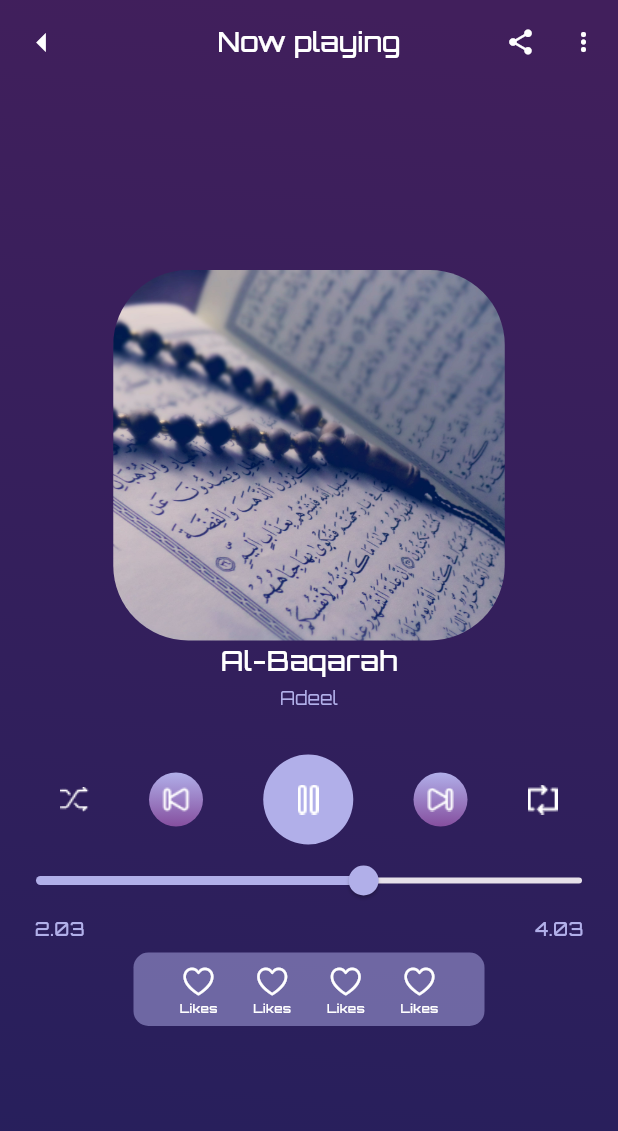
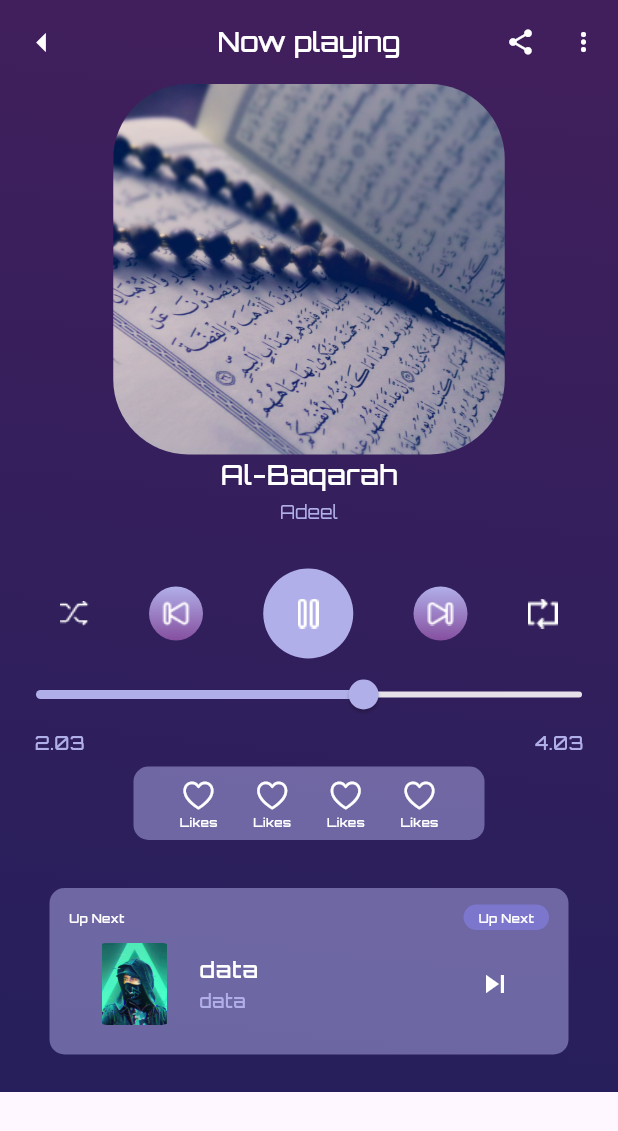
Before and after one commit to salahswidan/audio_player_app, a Flutter app: the PlayMusicScreen screen opened by its route, on a phone screen of 412 x 824 dp. Shown: the top 1131 px of the screen. Run offline on Flutter 3.47's test engine with Material 3 defaults, Android fonts, the phone set to English and light mode, and no system bars.

Commit message:
finish app design

```diff
--- a/lib/features/play_soura/screens/play_soura_screen.dart
+++ b/lib/features/play_soura/screens/play_soura_screen.dart
@@ -1,11 +1,12 @@
 import 'package:audio_player_app/features/play_soura/widgets/custom_app_bar_play_soura_screen.dart';
 import 'package:audio_player_app/features/play_soura/widgets/custom_botton_controller_play_soura.dart';
-import 'package:audio_player_app/models/soura_model.dart';
-import 'package:flutter/cupertino.dart';
+
 import 'package:flutter/material.dart';
 
 import '../../../core/resourses/color_managers.dart';
 import '../widgets/custom_soura_details_play_screen.dart';
+import '../widgets/custom_timing_widget.dart';
+import '../widgets/custom_tools_2_play_soura.dart';
 import '../widgets/custom_tools_play_soura.dart';
 
 class PlayMusicScreen extends StatelessWidget {
@@ -20,7 +21,8 @@ class PlayMusicScreen extends StatelessWidget {
         extendBodyBehindAppBar:
             true, // to make the background color cover the app bar
         appBar: CustomAppBarPlaySouraScreen(),
-        body: Container(
+        body: SingleChildScrollView(
+          child: Container(
             decoration: BoxDecoration(
                 gradient: LinearGradient(
                     begin: Alignment(0.20, -0.98),
@@ -35,9 +37,7 @@ class PlayMusicScreen extends StatelessWidget {
                 child: Column(
                   crossAxisAlignment: CrossAxisAlignment.center,
                   children: [
-                  SizedBox(
-                    height: 124,
-                  ),
+                    Spacer(),
                     CustomSouraDetailsPlayScreen(),
                     SizedBox(
                       height: 29,
@@ -48,28 +48,12 @@ class PlayMusicScreen extends StatelessWidget {
                     ),
                     Padding(
                       padding: const EdgeInsets.symmetric(horizontal: 23.0),
-                    child: Row(
-                      mainAxisAlignment: MainAxisAlignment.spaceBetween,
-                      children: [
-                        Text(
-                          "2.03",
-                          style: TextStyle(
-                              fontSize: 12,
-                              fontWeight: FontWeight.w500,
-                              color: ColorManagers.klightWhiteColor),
+                      child: CustomTimingWidget(),
                     ),
-                        Text(
-                          "4.03",
-                          style: TextStyle(
-                              fontSize: 12,
-                              fontWeight: FontWeight.w500,
-                              color: ColorManagers.klightWhiteColor),
-                        ),
+                    CustomToolsPlaySoura(),
+                    CustomTools2PlaySoura(),
                   ],
                 ),
-                  ),
-                  CustomToolsPlaySoura(),
-                ],
               ),
             ),
           ),
--- /dev/null
+++ b/lib/features/play_soura/widgets/custom_timing_widget.dart
@@ -0,0 +1,33 @@
+
+import 'package:flutter/material.dart';
+
+import '../../../core/resourses/color_managers.dart';
+
+class CustomTimingWidget extends StatelessWidget {
+  const CustomTimingWidget({
+    super.key,
+  });
+
+  @override
+  Widget build(BuildContext context) {
+    return Row(
+      mainAxisAlignment: MainAxisAlignment.spaceBetween,
+      children: [
+        Text(
+          "2.03",
+          style: TextStyle(
+              fontSize: 12,
+              fontWeight: FontWeight.w500,
+              color: ColorManagers.klightWhiteColor),
+        ),
+        Text(
+          "4.03",
+          style: TextStyle(
+              fontSize: 12,
+              fontWeight: FontWeight.w500,
+              color: ColorManagers.klightWhiteColor),
+        ),
+      ],
+    );
+  }
+}
--- /dev/null
+++ b/lib/features/play_soura/widgets/custom_tools_2_play_soura.dart
@@ -0,0 +1,80 @@
+
+import 'package:flutter/material.dart';
+
+import '../../../core/resourses/color_managers.dart';
+
+class CustomTools2PlaySoura extends StatelessWidget {
+  const CustomTools2PlaySoura({
+    super.key,
+  });
+
+  @override
+  Widget build(BuildContext context) {
+    return Container(
+      padding:
+          EdgeInsets.symmetric(horizontal: 13, vertical: 11),
+      decoration: ShapeDecoration(
+          color:
+              ColorManagers.klightWhiteColor.withOpacity(0.50),
+          shape: RoundedRectangleBorder(
+              borderRadius: BorderRadius.circular(10))),
+      margin:
+          EdgeInsets.symmetric(horizontal: 33, vertical: 25),
+      child: Column(
+        children: [
+          Row(
+            mainAxisAlignment: MainAxisAlignment.spaceBetween,
+            children: [
+              Text(
+                "Up Next",
+                style: TextStyle(
+                    fontSize: 8,
+                    fontWeight: FontWeight.w500,
+                    color: Colors.white),
+              ),
+              Container(
+                decoration: BoxDecoration(
+                    color: Color(0xff8A86F4).withOpacity(0.50),
+                    borderRadius: BorderRadius.circular(10)),
+                padding: EdgeInsets.symmetric(
+                    vertical: 3, horizontal: 10),
+                child: Text(
+                  "Up Next",
+                  style: TextStyle(
+                      fontSize: 8,
+                      fontWeight: FontWeight.w500,
+                      color: Colors.white),
+                ),
+              ),
+            ],
+          ),
+          ListTile(
+            leading: ClipRRect(
+                borderRadius: BorderRadius.circular(10),
+                child: Image.asset(
+                  "assets/images/test.png",
+                  width: 55,
+                  height: 55,
+                )),
+            title: Text(
+              "data",
+              style: TextStyle(
+                  color: Colors.white,
+                  fontSize: 15,
+                  fontWeight: FontWeight.w500),
+            ),
+            subtitle: Text("data",
+                style: TextStyle(
+                    color: ColorManagers.klightWhiteColor,
+                    fontSize: 12,
+                    fontWeight: FontWeight.w500)),
+            trailing: Icon(
+              Icons.skip_next,
+              color: Colors.white,
+            ),
+          ),
+        ],
+      ),
+    );
+  }
+}
```
Lines whose indentation alone changed are shown as unchanged.
